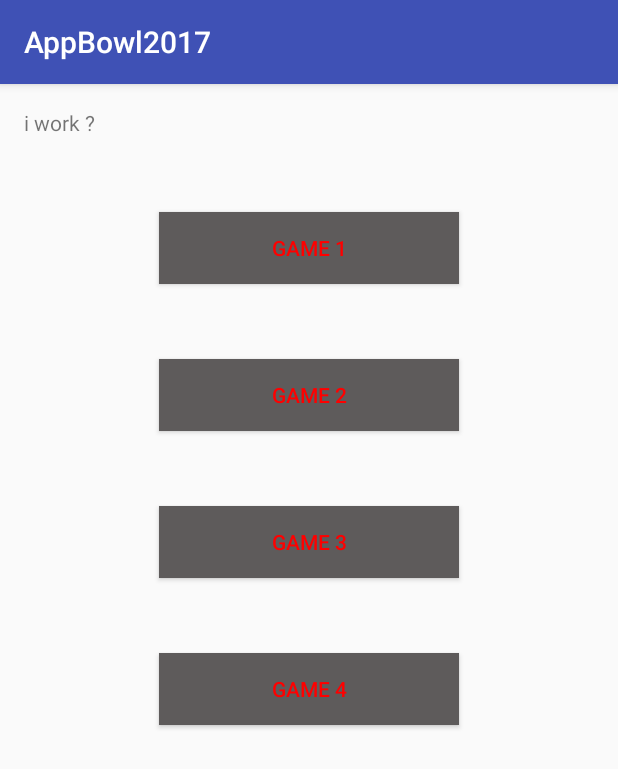
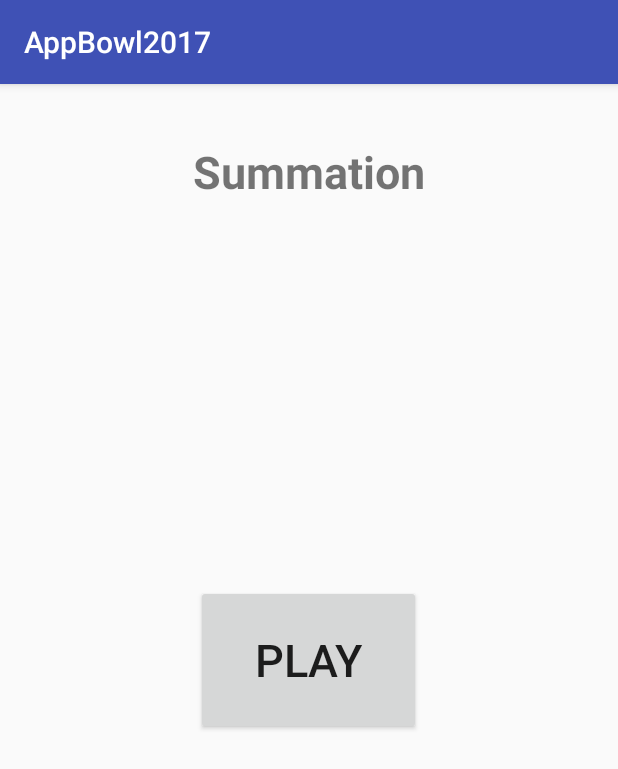
Before and after one commit to BBHSComputer/BrainSTEM, an Android app: the screen it shows after launch (MainActivity before the commit, Game4 after it), on a phone screen of 412 x 824 dp. Shown: the top 769 px of the screen. Run offline under Robolectric (Android 15) with nearby library versions, the phone set to English and light mode, and no system bars.

Commit message:
Game4 update

```diff
--- a/app/src/main/AndroidManifest.xml
+++ b/app/src/main/AndroidManifest.xml
@@ -8,7 +8,7 @@
         android:label="@string/app_name"
         android:supportsRtl="true"
         android:theme="@style/AppTheme" >
-        <activity android:name=".MainActivity" >
+        <activity android:name=".Game4" >
             <intent-filter>
                 <action android:name="android.intent.action.MAIN" />
 
--- /dev/null
+++ b/app/src/main/java/bbhs/appbowl2017/Game4.java
@@ -0,0 +1,63 @@
+package bbhs.appbowl2017;
+
+import android.graphics.drawable.Icon;
+import android.os.Bundle;
+import android.support.v7.app.AppCompatActivity;
+import android.util.Log;
+import android.view.MotionEvent;
+import android.view.View;
+import android.widget.Button;
+import android.widget.EditText;
+import android.widget.ImageView;
+import android.widget.RelativeLayout;
+
+import java.util.ArrayList;
+import java.util.List;
+
+import static bbhs.appbowl2017.R.drawable.parking;
+
+public class Game4 extends AppCompatActivity implements QuestionListener {
+
+    private List<Question> questions = new ArrayList<>();
+    private int questionNumber = 0;
+    private Button playButton;
+
+    @Override
+    protected void onCreate(Bundle savedInstanceState) {
+        super.onCreate(savedInstanceState);
+        setContentView(R.layout.activity_game4);
+
+        // Setup questions
+        Log.d("Image", "" + getResources().getIdentifier("parking" , "drawable", getPackageName()));
+        questions.add(new SimpleQuestion(this, "On which parking space is the car parked?", new String[]{"78", "89", "87", "97"}, 2, getResources().getIdentifier("parking" , "drawable", getPackageName())));
+        questions.add(new SimpleQuestion(this, "A and C but not B", new String[]{"A: A", "B: B, A, and D", "C: C and D", "D: D and A"}, 2));
+        questions.add(new SimpleQuestion(this, "Where is I?", new String[]{"Here", "There", "Hair", "Anywhere"}, 2));
+        questions.add(new SimpleQuestion(this, "Choose the answer closest to the correct answer", new String[]{"the answer", "the answer", "the answer", "the answer"}, 0));
+        questions.add(new BiggestQuestion(this, "Click on the biggest answer", new String[]{"Answer!", "Answer.", "Big", "Answer?"}));
+
+        playButton = (Button) findViewById(R.id.playButton);
+
+        playButton.setOnClickListener(new View.OnClickListener() {
+            public void onClick(View v) {
+                questions.get(questionNumber).initiate();
+            }
+        });
+
+    }
+
+    @Override
+    public void onAnswered(boolean correct) {
+        if (correct) {
+            if (++questionNumber == questions.size()) {
+                setContentView(R.layout.activity_game4); // Win
+                questionNumber = 0;
+            } else {
+                questions.get(questionNumber).initiate(); // Next question
+            }
+        } else {
+            setContentView(R.layout.activity_game4); // Loss
+            questionNumber = 0;
+        }
+    }
+
+}
--- a/app/src/main/java/bbhs/appbowl2017/MainActivity.java
+++ b/app/src/main/java/bbhs/appbowl2017/MainActivity.java
@@ -58,6 +58,7 @@ public class MainActivity extends AppCompatActivity {
             @Override
             public void onClick(View v) {
                 hello.setText("playing game 4");
+                setContentView(R.layout.activity_game4);
             }
         });
     }
--- /dev/null
+++ b/app/src/main/java/bbhs/appbowl2017/Question.java
@@ -0,0 +1,22 @@
+package bbhs.appbowl2017;
+
+import android.os.Bundle;
+import android.support.v7.app.AppCompatActivity;
+import android.widget.Button;
+import android.widget.EditText;
+import android.widget.ImageView;
+import android.widget.RelativeLayout;
+
+public abstract class Question {
+
+    protected final int layoutResID;
+    protected final Game4 game;
+
+    protected Question(int layoutResID, Game4 game) {
+        this.layoutResID = layoutResID;
+        this.game = game;
+    }
+
+    public abstract void initiate();
+
+}
--- /dev/null
+++ b/app/src/main/java/bbhs/appbowl2017/QuestionListener.java
@@ -0,0 +1,7 @@
+package bbhs.appbowl2017;
+
+public interface QuestionListener {
+
+    void onAnswered(boolean correct);
+
+}
--- /dev/null
+++ b/app/src/main/java/bbhs/appbowl2017/SimpleQuestion.java
@@ -0,0 +1,60 @@
+package bbhs.appbowl2017;
+
+import android.support.v7.app.AppCompatActivity;
+import android.view.View;
+import android.widget.Button;
+import android.widget.ImageView;
+import android.widget.TextView;
+
+public class SimpleQuestion extends Question {
+
+    private String question;
+    private String[] answers;
+    private int correctAnswer;
+    private Button[] answerButtons = new Button[4];
+    private TextView text;
+    private int imageResId = 0;
+
+    protected SimpleQuestion(Game4 game, String question, String[] answers, final int correctAnswer) {
+        super(R.layout.activity_game4_simple, game);
+
+        this.question = question;
+        this.answers = answers;
+        this.correctAnswer = correctAnswer;
+    }
+
+    protected SimpleQuestion(Game4 game, String question, String[] answers, final int correctAnswer, int imageResId) {
+        this(game, question, answers, correctAnswer);
+        this.imageResId = imageResId;
+    }
+
+    public void initiate() {
+        game.setContentView(layoutResID);
+
+        if (imageResId != 0)
+            ((ImageView) game.findViewById(R.id.image)).setImageResource(imageResId);
+
+        answerButtons[0] = (Button) game.findViewById(R.id.answer1);
+        answerButtons[1] = (Button) game.findViewById(R.id.answer2);
+        answerButtons[2] = (Button) game.findViewById(R.id.answer3);
+        answerButtons[3] = (Button) game.findViewById(R.id.answer4);
+
+        text = (TextView) game.findViewById(R.id.title);
+        text.setText(question);
+
+
+
+        for (int i = 0; i < answerButtons.length; i++) {
+            setupButton(answerButtons[i], answers[i], i);
+        }
+    }
+
+    private void setupButton(Button button, String text, final int buttonIndex) {
+        button.setText(text);
+        button.setOnClickListener(new View.OnClickListener() {
+            public void onClick(View v) {
+                game.onAnswered(correctAnswer == buttonIndex);
+            }
+        });
+    }
+}
--- /dev/null
+++ b/app/src/main/res/layout/activity_game4.xml
@@ -0,0 +1,31 @@
+<?xml version="1.0" encoding="utf-8"?>
+<RelativeLayout xmlns:android="http://schemas.android.com/apk/res/android"
+    xmlns:tools="http://schemas.android.com/tools"
+    android:id="@+id/game4"
+    android:layout_width="match_parent"
+    android:layout_height="match_parent"><![CDATA[
+    tools:context="bbhs.appbowl2017.Game4">
+
+    ]]>
+
+    <Button
+        android:id="@+id/playButton"
+        android:layout_width="150dp"
+        android:layout_height="100dp"
+        android:layout_centerHorizontal="true"
+        android:layout_centerVertical="true"
+        android:text="PLAY"
+        android:textSize="30sp" />
+
+    <TextView
+        android:id="@+id/title"
+        android:layout_width="wrap_content"
+        android:layout_height="wrap_content"
+        android:layout_alignParentTop="true"
+        android:layout_centerHorizontal="true"
+        android:layout_marginTop="38dp"
+        android:text="Summation"
+        android:textSize="30sp"
+        android:textStyle="bold" />
+
+</RelativeLayout>
```
Also changed, not shown: app/src/main/java/bbhs/appbowl2017/BiggestQuestion.java (added, +73 -0 lines), app/src/main/res/layout/activity_game4_biggest.xml (added, +53 -0 lines), app/src/main/res/layout/activity_game4_simple.xml (added, +62 -0 lines), app/src/main/res/drawable-hdpi/parking.jpg (added).
